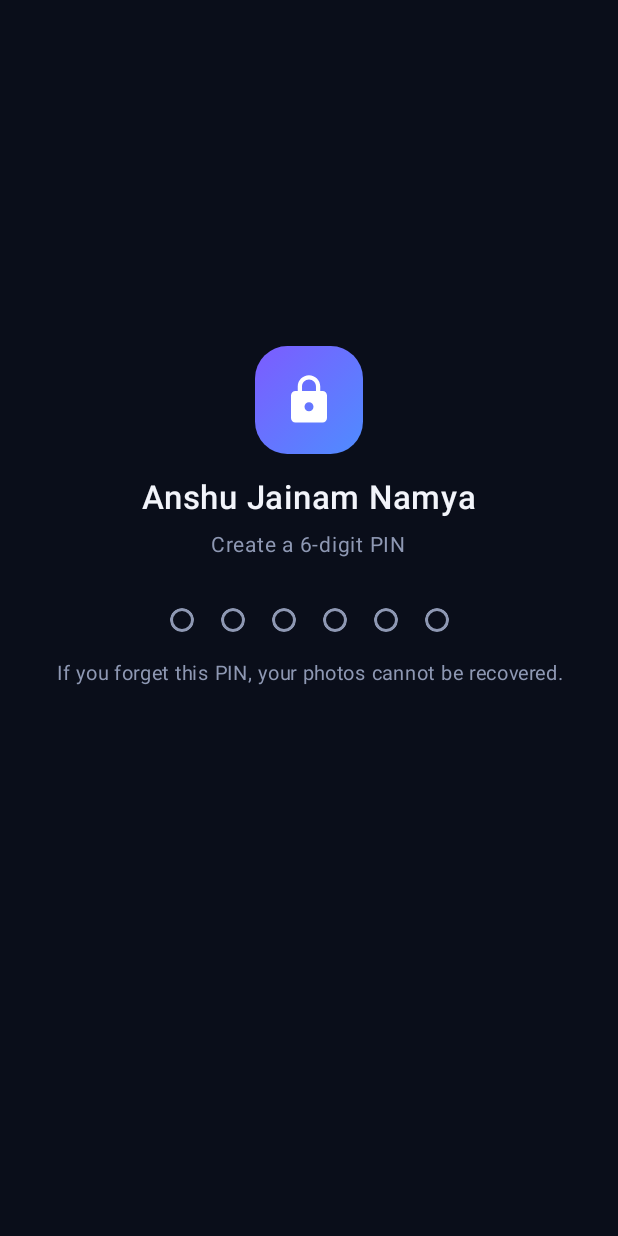
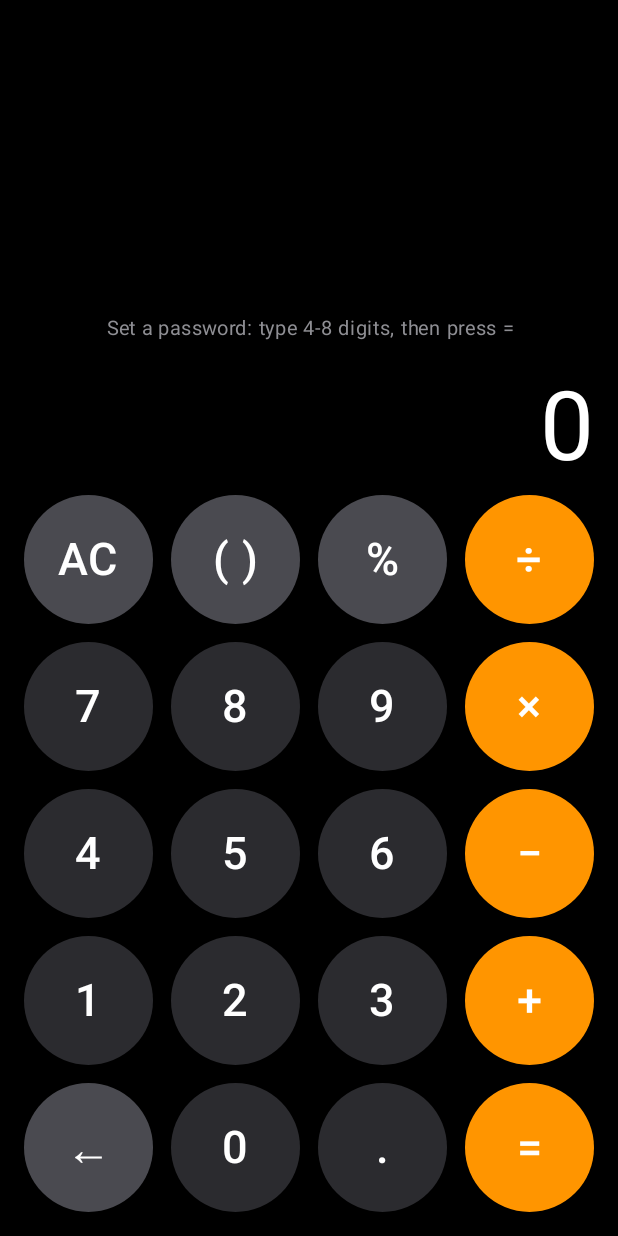
Before and after one commit to CodeVajraXAppStorm/Mastery, an Android app built with Jetpack Compose: the screen it shows after launch (MainActivity), on a phone screen of 412 x 824 dp. Run offline under Robolectric (Android 15) with nearby library versions, the phone set to English and light mode, and no system bars; 1 statement that could not run was skipped.

Commit message:
Update MainActivity.kt

```diff
--- a/app/src/main/java/com/example/myvault/MainActivity.kt
+++ b/app/src/main/java/com/example/myvault/MainActivity.kt
@@ -26,15 +26,8 @@ import androidx.activity.enableEdgeToEdge
 import androidx.activity.result.IntentSenderRequest
 import androidx.activity.result.PickVisualMediaRequest
 import androidx.activity.result.contract.ActivityResultContracts
-import androidx.compose.animation.animateColorAsState
-import androidx.compose.animation.core.Animatable
-import androidx.compose.animation.core.Spring
-import androidx.compose.animation.core.animateFloatAsState
-import androidx.compose.animation.core.spring
-import androidx.compose.animation.core.tween
 import androidx.compose.foundation.Image
 import androidx.compose.foundation.background
-import androidx.compose.foundation.border
 import androidx.compose.foundation.clickable
 import androidx.compose.foundation.gestures.awaitEachGesture
 import androidx.compose.foundation.gestures.awaitFirstDown
@@ -49,8 +42,6 @@ import androidx.compose.foundation.pager.HorizontalPager
 import androidx.compose.foundation.pager.rememberPagerState
 import androidx.compose.foundation.shape.CircleShape
 import androidx.compose.foundation.shape.RoundedCornerShape
-import androidx.compose.foundation.text.BasicTextField
-import androidx.compose.foundation.text.KeyboardOptions
 import androidx.compose.material.icons.Icons
 import androidx.compose.material.icons.filled.Add
 import androidx.compose.material.icons.filled.Close
@@ -68,9 +59,11 @@ import androidx.compose.material3.TextButton
 import androidx.compose.material3.darkColorScheme
 import androidx.compose.runtime.Composable
 import androidx.compose.runtime.DisposableEffect
-import androidx.compose.runtime.LaunchedEffect
+import androidx.compose.runtime.SideEffect
 import androidx.compose.runtime.getValue
+import androidx.compose.runtime.key
 import androidx.compose.runtime.mutableFloatStateOf
+import androidx.compose.runtime.mutableIntStateOf
 import androidx.compose.runtime.mutableStateOf
 import androidx.compose.runtime.produceState
 import androidx.compose.runtime.remember
@@ -79,28 +72,20 @@ import androidx.compose.runtime.setValue
 import androidx.compose.ui.Alignment
 import androidx.compose.ui.Modifier
 import androidx.compose.ui.draw.clip
-import androidx.compose.ui.focus.FocusRequester
-import androidx.compose.ui.focus.focusRequester
 import androidx.compose.ui.geometry.Offset
 import androidx.compose.ui.graphics.Brush
 import androidx.compose.ui.graphics.Color
-import androidx.compose.ui.graphics.SolidColor
 import androidx.compose.ui.graphics.asImageBitmap
 import androidx.compose.ui.graphics.graphicsLayer
 import androidx.compose.ui.graphics.vector.ImageVector
-import androidx.compose.ui.hapticfeedback.HapticFeedbackType
 import androidx.compose.ui.input.pointer.pointerInput
 import androidx.compose.ui.input.pointer.positionChanged
 import androidx.compose.ui.layout.ContentScale
 import androidx.compose.ui.layout.onSizeChanged
 import androidx.compose.ui.platform.LocalContext
-import androidx.compose.ui.platform.LocalHapticFeedback
-import androidx.compose.ui.text.TextStyle
 import androidx.compose.ui.text.font.FontWeight
-import androidx.compose.ui.text.input.KeyboardType
 import androidx.compose.ui.text.style.TextAlign
 import androidx.compose.ui.unit.Dp
-import androidx.compose.ui.unit.IntOffset
 import androidx.compose.ui.unit.IntSize
 import androidx.compose.ui.unit.dp
 import androidx.compose.ui.unit.sp
@@ -121,7 +106,8 @@ import kotlinx.coroutines.launch
 import kotlinx.coroutines.withContext
 import java.io.File
 import java.io.IOException
-import kotlin.math.roundToInt
+import java.math.BigDecimal
+import java.math.MathContext
 
 // ============================================================ theme
 
@@ -145,12 +131,6 @@ private val VaultColors = darkColorScheme(
     onSurface = TextPri
 )
 
-sealed class PinResult {
-    object Success : PinResult()
-    object Next : PinResult()
-    data class Error(val msg: String) : PinResult()
-}
-
 object ThumbCache {
     private val cache = object : LruCache<String, ItemInfo>((Runtime.getRuntime().maxMemory() / 8).toInt()) {
         override fun sizeOf(key: String, value: ItemInfo) = value.thumb?.byteCount ?: 1024
@@ -170,6 +150,7 @@ class MainActivity : ComponentActivity() {
     private var photos by mutableStateOf<List<File>>(emptyList())
     private var viewIndex by mutableStateOf<Int?>(null)
     private var busyText by mutableStateOf<String?>(null)
+    private var calcKey by mutableIntStateOf(0)
 
     private val pendingShared = mutableListOf<Uri>()
     private val pendingDelete = mutableListOf<Uri>()
@@ -195,51 +176,25 @@ class MainActivity : ComponentActivity() {
             statusBarStyle = SystemBarStyle.dark(android.graphics.Color.TRANSPARENT),
             navigationBarStyle = SystemBarStyle.dark(android.graphics.Color.TRANSPARENT)
         )
-        // No screenshots, blank preview in Recent apps
-        window.setFlags(
-            WindowManager.LayoutParams.FLAG_SECURE,
-            WindowManager.LayoutParams.FLAG_SECURE
-        )
         pinSet = VaultCrypto.isPinSet(this)
         if (savedInstanceState == null) handleIntent(intent)
 
         setContent {
             MaterialTheme(colorScheme = VaultColors) {
                 var toDelete by remember { mutableStateOf<File?>(null) }
+                val isUnlocked = unlocked
+                // Screenshots and Recents preview are blocked only while the vault is on screen
+                SideEffect { setSecure(isUnlocked) }
 
-                Box(Modifier.fillMaxSize().background(Bg)) {
+                Box(Modifier.fillMaxSize().background(if (isUnlocked) Bg else Color.Black)) {
                     Box(Modifier.fillMaxSize().systemBarsPadding()) {
                         when {
-                            !pinSet -> SetupPin { pin ->
-                                withContext(Dispatchers.Default) { VaultCrypto.setupPin(this@MainActivity, pin) }
-                                pinSet = true
-                                unlocked = true
-                                afterUnlock()
-                            }
-
-                            !unlocked -> PinScreen(
-                                subtitle = "Enter your PIN to unlock",
-                                hint = null
-                            ) { pin ->
-                                val wait = VaultCrypto.lockoutMs(this@MainActivity)
-                                if (wait > 0) {
-                                    PinResult.Error("Too many attempts. Try again in ${(wait + 999) / 1000}s")
-                                } else {
-                                    val ok = withContext(Dispatchers.Default) {
-                                        VaultCrypto.unlock(this@MainActivity, pin)
-                                    }
-                                    if (ok) {
-                                        unlocked = true
-                                        afterUnlock()
-                                        PinResult.Success
-                                    } else {
-                                        val w2 = VaultCrypto.lockoutMs(this@MainActivity)
-                                        PinResult.Error(
-                                            if (w2 > 0) "Too many attempts. Try again in ${(w2 + 999) / 1000}s"
-                                            else "Incorrect PIN"
+                            !isUnlocked -> key(calcKey) {
+                                CalculatorScreen(
+                                    setupMode = !pinSet,
+                                    onSetup = { pin -> doSetup(pin) },
+                                    onUnlock = { pin -> tryUnlock(pin) }
                                 )
-                                    }
-                                }
                             }
 
                             !hasAllFiles -> PermissionScreen {
@@ -267,7 +222,7 @@ class MainActivity : ComponentActivity() {
                     }
 
                     val vi = viewIndex
-                    if (unlocked && hasAllFiles && vi != null && photos.isNotEmpty()) {
+                    if (isUnlocked && hasAllFiles && vi != null && photos.isNotEmpty()) {
                         Viewer(
                             photos = photos,
                             startIndex = vi,
@@ -299,6 +254,11 @@ class MainActivity : ComponentActivity() {
         }
     }
 
+    private fun setSecure(on: Boolean) {
+        if (on) window.addFlags(WindowManager.LayoutParams.FLAG_SECURE)
+        else window.clearFlags(WindowManager.LayoutParams.FLAG_SECURE)
+    }
+
     override fun onNewIntent(intent: Intent) {
         super.onNewIntent(intent)
         setIntent(intent)
@@ -324,9 +284,27 @@ class MainActivity : ComponentActivity() {
     private fun lockNow() {
         unlocked = false
         viewIndex = null
+        calcKey++ // clears whatever was typed on the calculator
         ThumbCache.clear()
         // If an import is still running, the key is cleared as soon as it finishes
         if (importing == 0) VaultCrypto.lock()
+    }
+
+    private suspend fun tryUnlock(pin: String): Boolean {
+        if (VaultCrypto.lockoutMs(this) > 0) return false
+        val ok = withContext(Dispatchers.Default) { VaultCrypto.unlock(this@MainActivity, pin) }
+        if (ok) {
+            unlocked = true
+            afterUnlock()
+        }
+        return ok
+    }
+
+    private suspend fun doSetup(pin: String) {
+        withContext(Dispatchers.Default) { VaultCrypto.setupPin(this@MainActivity, pin) }
+        pinSet = true
+        unlocked = true
+        afterUnlock()
     }
 
     private fun afterUnlock() {
@@ -358,7 +336,7 @@ class MainActivity : ComponentActivity() {
         }
     }
 
-    // Shared items wait here until the PIN is entered
+    // Shared items wait here until the vault is opened
     private fun processPending() {
         if (!unlocked || !hasAllFiles || pendingShared.isEmpty()) return
         val uris = pendingShared.toList()
@@ -470,141 +448,340 @@ class MainActivity : ComponentActivity() {
     }.getOrDefault(false)
 }
 
-// ============================================================ PIN screens
+// ============================================================ calculator (the disguise)
+
+private val CalcBg = Color(0xFF000000)
+private val CalcKey = Color(0xFF2B2B2F)
+private val CalcFn = Color(0xFF4A4A50)
+private val CalcOp = Color(0xFFFF9500)
+private val CalcGray = Color(0xFF8E8E93)
+private const val OPS = "+−×÷"
 
 @Composable
-fun SetupPin(onDone: suspend (String) -> Unit) {
+fun CalculatorScreen(
+    setupMode: Boolean,
+    onSetup: suspend (String) -> Unit,
+    onUnlock: suspend (String) -> Boolean
+) {
+    var expr by remember { mutableStateOf("") }
+    var shown by remember { mutableStateOf("") }
+    var evaluated by remember { mutableStateOf(false) }
     var first by remember { mutableStateOf<String?>(null) }
-    PinScreen(
-        subtitle = if (first == null) "Create a 6-digit PIN" else "Confirm your PIN",
-        hint = "If you forget this PIN, your photos cannot be recovered."
-    ) { p ->
-        if (first == null) {
-            first = p
-            PinResult.Next
-        } else if (first == p) {
-            onDone(p)
-            PinResult.Success
+    var hint by remember {
+        mutableStateOf<String?>(if (setupMode) "Set a password: type 4-8 digits, then press =" else null)
+    }
+    val scope = rememberCoroutineScope()
+
+    fun clearAll() {
+        expr = ""
+        shown = ""
+        evaluated = false
+    }
+
+    fun onDigit(c: String) {
+        if (evaluated || expr == "Error") {
+            expr = if (c == ".") "0." else c
+            shown = ""
+            evaluated = false
+            return
+        }
+        if (expr.length >= 40) return
+        if (c == ".") {
+            val seg = expr.takeLastWhile { it.isDigit() || it == '.' }
+            if (seg.contains('.')) return
+            expr += if (seg.isEmpty()) "0." else "."
+            return
+        }
+        val last = expr.lastOrNull()
+        expr += if (last == ')' || last == '%') "×$c" else c
+    }
+
+    fun onOp(o: String) {
+        if (expr == "Error") return
+        if (evaluated) {
+            evaluated = false
+            shown = ""
+        }
+        if (expr.isEmpty()) {
+            if (o == "−") expr = "−"
+            return
+        }
+        val last = expr.last()
+        when {
+            o == "−" && (last == '×' || last == '÷') -> expr += o
+            OPS.contains(last) -> {
+                if (expr.length == 1) return
+                expr = expr.dropLast(1) + o
+            }
+            last == '(' -> if (o == "−") expr += o
+            else -> expr += o
+        }
+    }
+
+    fun onPercent() {
+        if (expr == "Error" || expr.isEmpty()) return
+        if (evaluated) {
+            evaluated = false
+            shown = ""
+        }
+        val last = expr.last()
+        if (last.isDigit() || last == ')' || last == '%') expr += "%"
+    }
+
+    fun onParen() {
+        if (evaluated || expr == "Error") {
+            expr = "("
+            shown = ""
+            evaluated = false
+            return
+        }
+        val open = expr.count { it == '(' }
+        val close = expr.count { it == ')' }
+        val last = expr.lastOrNull()
+        val valueEnd = last != null && (last.isDigit() || last == ')' || last == '%')
+        expr += when {
+            open > close && valueEnd -> ")"
+            valueEnd || last == '.' -> "×("
+            else -> "("
+        }
+    }
+
+    fun onBack() {
+        if (evaluated || expr == "Error") {
+            clearAll()
+            return
+        }
+        expr = expr.dropLast(1)
+    }
+
+    fun onEquals() {
+        if (evaluated || expr == "Error" || expr.isEmpty()) return
+        val e = expr
+        if (e.all { it.isDigit() }) {
+            if (setupMode) {
+                if (e.length < 4 || e.length > 8) {
+                    hint = "Password must be 4 to 8 digits"
+                    expr = ""
+                    return
+                }
+                val f = first
+                when {
+                    f == null -> {
+                        first = e
+                        expr = ""
+                        hint = "Confirm your password, then press ="
+                    }
+                    f == e -> {
+                        expr = ""
+                        hint = null
+                        scope.launch { onSetup(e) }
+                    }
+                    else -> {
+                        first = null
+                        expr = ""
+                        hint = "Passwords did not match. Enter a password, then press ="
+                    }
+                }
+                return
+            }
+            if (e.length in 4..8) {
+                scope.launch {
+                    if (onUnlock(e)) {
+                        clearAll()
                     } else {
-            first = null
-            PinResult.Error("PINs didn't match. Try again.")
+                        // Wrong code: behave exactly like a normal calculator
+                        shown = e
+                        evaluated = true
                     }
+                }
+                return
+            }
+        }
+        val r = calcEvaluate(e)
+        shown = e
+        expr = r ?: "Error"
+        evaluated = true
+    }
+
+    Column(Modifier.fillMaxSize().background(CalcBg).padding(horizontal = 16.dp)) {
+        Column(
+            Modifier.weight(1f).fillMaxWidth().padding(bottom = 8.dp),
+            verticalArrangement = Arrangement.Bottom,
+            horizontalAlignment = Alignment.End
+        ) {
+            val h = hint
+            if (h != null) {
+                Text(
+                    h,
+                    color = CalcGray, fontSize = 13.sp, textAlign = TextAlign.Center,
+                    modifier = Modifier.fillMaxWidth().padding(bottom = 16.dp)
+                )
+            }
+            if (shown.isNotEmpty()) {
+                Text(shown, color = CalcGray, fontSize = 22.sp, maxLines = 1)
+            }
+            val big = if (expr.isEmpty()) "0" else expr
+            Text(
+                big,
+                color = Color.White,
+                fontSize = when {
+                    big.length > 14 -> 34.sp
+                    big.length > 9 -> 48.sp
+                    else -> 64.sp
+                },
+                maxLines = 2,
+                textAlign = TextAlign.End
+            )
+        }
+
+        CalcRow {
+            CalcButton("AC", CalcFn) { clearAll() }
+            CalcButton("( )", CalcFn) { onParen() }
+            CalcButton("%", CalcFn) { onPercent() }
+            CalcButton("÷", CalcOp) { onOp("÷") }
+        }
+        CalcRow {
+            CalcButton("7", CalcKey) { onDigit("7") }
+            CalcButton("8", CalcKey) { onDigit("8") }
+            CalcButton("9", CalcKey) { onDigit("9") }
+            CalcButton("×", CalcOp) { onOp("×") }
+        }
+        CalcRow {
+            CalcButton("4", CalcKey) { onDigit("4") }
+            CalcButton("5", CalcKey) { onDigit("5") }
+            CalcButton("6", CalcKey) { onDigit("6") }
+            CalcButton("−", CalcOp) { onOp("−") }
+        }
+        CalcRow {
+            CalcButton("1", CalcKey) { onDigit("1") }
+            CalcButton("2", CalcKey) { onDigit("2") }
+            CalcButton("3", CalcKey) { onDigit("3") }
+            CalcButton("+", CalcOp) { onOp("+") }
+        }
+        CalcRow {
+            CalcButton("←", CalcFn) { onBack() }
+            CalcButton("0", CalcKey) { onDigit("0") }
+            CalcButton(".", CalcKey) { onDigit(".") }
+            CalcButton("=", CalcOp) { onEquals() }
+        }
+        Spacer(Modifier.height(4.dp))
     }
 }
 
 @Composable
-fun PinScreen(subtitle: String, hint: String?, onComplete: suspend (String) -> PinResult) {
-    var pin by remember { mutableStateOf("") }
-    var busy by remember { mutableStateOf(false) }
-    var errMsg by remember { mutableStateOf<String?>(null) }
-    val shake = remember { Animatable(0f) }
-    val scope = rememberCoroutineScope()
-    val haptic = LocalHapticFeedback.current
-    val focus = remember { FocusRequester() }
-
-    LaunchedEffect(Unit) {
-        kotlinx.coroutines.delay(150)
-        runCatching { focus.requestFocus() }
+private fun CalcRow(content: @Composable RowScope.() -> Unit) {
+    Row(
+        Modifier.fillMaxWidth().padding(bottom = 12.dp),
+        horizontalArrangement = Arrangement.spacedBy(12.dp),
+        content = content
+    )
 }
 
-    fun submit(p: String) {
-        busy = true
-        scope.launch {
-            when (val r = onComplete(p)) {
-                is PinResult.Success -> Unit
-                is PinResult.Next -> {
-                    pin = ""
-                    busy = false
-                }
-                is PinResult.Error -> {
-                    errMsg = r.msg
-                    haptic.performHapticFeedback(HapticFeedbackType.LongPress)
-                    for (v in listOf(-22f, 22f, -14f, 14f, -6f, 6f, 0f)) shake.animateTo(v, tween(45))
-                    pin = ""
-                    busy = false
-                }
-            }
+@Composable
+private fun RowScope.CalcButton(label: String, bg: Color, onClick: () -> Unit) {
+    Box(
+        Modifier
+            .weight(1f)
+            .aspectRatio(1f)
+            .clip(CircleShape)
+            .background(bg)
+            .clickable(onClick = onClick),
+        contentAlignment = Alignment.Center
+    ) {
+        Text(label, color = Color.White, fontSize = 30.sp, fontWeight = FontWeight.Medium)
     }
 }
 
-    Column(
-        Modifier.fillMaxSize().imePadding().padding(horizontal = 24.dp),
-        horizontalAlignment = Alignment.CenterHorizontally
-    ) {
-        Spacer(Modifier.weight(1f))
-        AppBadge(72.dp)
-        Spacer(Modifier.height(16.dp))
-        Text(APP_NAME, color = TextPri, fontSize = 22.sp, fontWeight = FontWeight.SemiBold)
-        Spacer(Modifier.height(6.dp))
-        Text(subtitle, color = TextSec, fontSize = 14.sp)
-        Spacer(Modifier.height(30.dp))
-
-        Box(Modifier.offset { IntOffset(shake.value.roundToInt(), 0) }) {
-            Row(horizontalArrangement = Arrangement.spacedBy(18.dp)) {
-                repeat(6) { i -> Dot(filled = i < pin.length, error = errMsg != null) }
+/** Evaluates an expression like 12×15+3% . Returns null if it is invalid. */
+fun calcEvaluate(s: String): String? = try {
+    var t = s
+    while (t.isNotEmpty() && OPS.contains(t.last())) t = t.dropLast(1)
+    val missing = t.count { it == '(' } - t.count { it == ')' }
+    if (missing > 0) t += ")".repeat(missing)
+    if (t.isEmpty()) {
+        null
+    } else {
+        var r = CalcParser(t).parse().round(MathContext(15)).stripTrailingZeros()
+        if (r.signum() == 0) r = BigDecimal.ZERO
+        r.toPlainString().replace('-', '−')
     }
-            // Invisible field on top of the dots: tapping it opens the number-only keyboard
-            BasicTextField(
-                value = pin,
-                onValueChange = { v ->
-                    if (!busy) {
-                        val d = v.filter { it.isDigit() }.take(6)
-                        errMsg = null
-                        pin = d
-                        if (d.length == 6) submit(d)
-                    }
-                },
-                modifier = Modifier.matchParentSize().focusRequester(focus),
-                textStyle = TextStyle(color = Color.Transparent),
-                cursorBrush = SolidColor(Color.Transparent),
-                singleLine = true,
-                keyboardOptions = KeyboardOptions(keyboardType = KeyboardType.NumberPassword)
-            )
+} catch (e: Exception) {
+    null
 }
 
-        Spacer(Modifier.height(16.dp))
-        Box(Modifier.heightIn(min = 40.dp), contentAlignment = Alignment.TopCenter) {
-            val msg = when {
-                errMsg != null -> errMsg
-                busy -> "Please wait…"
-                else -> hint
+private class CalcParser(private val s: String) {
+    private var i = 0
+
+    fun parse(): BigDecimal {
+        val v = expr()
+        if (i != s.length) throw IllegalArgumentException("bad expression")
+        return v
     }
-            if (msg != null) {
-                Text(
-                    msg,
-                    color = if (errMsg != null) Danger else TextSec,
-                    fontSize = 13.sp,
-                    textAlign = TextAlign.Center
-                )
+
+    private fun expr(): BigDecimal {
+        var v = term()
+        while (i < s.length && (s[i] == '+' || s[i] == '−')) {
+            val op = s[i++]
+            val start = i
+            val r = term()
+            val seg = s.substring(start, i)
+            // 200+10% means 200 + 10% of 200
+            val pct = seg.endsWith("%") && !seg.contains('×') && !seg.contains('÷')
+            val rr = if (pct) v.multiply(r) else r
+            v = if (op == '+') v.add(rr) else v.subtract(rr)
+        }
+        return v
+    }
+
+    private fun term(): BigDecimal {
+        var v = unary()
+        while (i < s.length && (s[i] == '×' || s[i] == '÷')) {
+            val op = s[i++]
+            val r = unary()
+            v = if (op == '×') {
+                v.multiply(r)
+            } else {
+                if (r.signum() == 0) throw ArithmeticException("divide by zero")
+                v.divide(r, MathContext(15))
             }
         }
-        Spacer(Modifier.weight(1.5f))
-    }
+        return v
     }
 
-@Composable
-fun Dot(filled: Boolean, error: Boolean) {
-    val scale by animateFloatAsState(
-        if (filled) 1.2f else 1f,
-        spring(Spring.DampingRatioMediumBouncy),
-        label = "dotScale"
-    )
-    val fill by animateColorAsState(
-        when {
-            error -> Danger
-            filled -> Accent1
-            else -> Color.Transparent
-        },
-        label = "dotColor"
-    )
-    Box(
-        Modifier
-            .size(16.dp)
-            .graphicsLayer(scaleX = scale, scaleY = scale)
-            .clip(CircleShape)
-            .background(fill)
-            .border(1.5.dp, if (error) Danger else if (filled) Accent1 else TextSec, CircleShape)
-    )
+    private fun unary(): BigDecimal {
+        if (i < s.length && s[i] == '−') {
+            i++
+            return unary().negate()
+        }
+        if (i < s.length && s[i] == '+') {
+            i++
+            return unary()
+        }
+        return postfix()
+    }
+
+    private fun postfix(): BigDecimal {
+        var v = primary()
+        while (i < s.length && s[i] == '%') {
+            i++
+            v = v.divide(BigDecimal(100))
+        }
+        return v
+    }
+
+    private fun primary(): BigDecimal {
+        if (i < s.length && s[i] == '(') {
+            i++
+            val v = expr()
+            if (i >= s.length || s[i] != ')') throw IllegalArgumentException("missing )")
+            i++
+            return v
+        }
+        val st = i
+        while (i < s.length && (s[i].isDigit() || s[i] == '.')) i++
+        if (st == i) throw IllegalArgumentException("number expected")
+        return BigDecimal(s.substring(st, i))
+    }
 }
 
 // ============================================================ common bits
```
Lines whose indentation alone changed are shown as unchanged.
